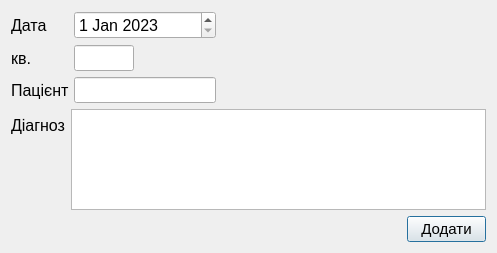
First picture: the form in diagnosis.ui, repository LiquorProg/katalog, before the edit.
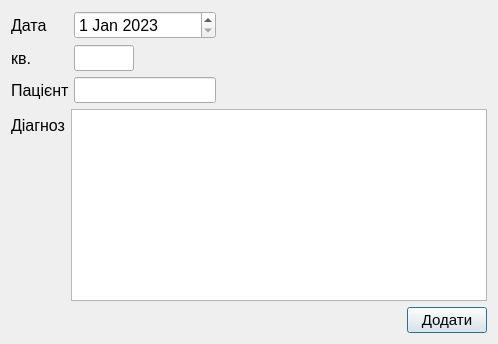
Second picture: the form after the edit.

```diff
--- a/diagnosis.ui
+++ b/diagnosis.ui
@@ -6,8 +6,8 @@
    <rect>
     <x>0</x>
     <y>0</y>
-    <width>497</width>
-    <height>253</height>
+    <width>500</width>
+    <height>0</height>
    </rect>
   </property>
   <property name="minimumSize">
```
